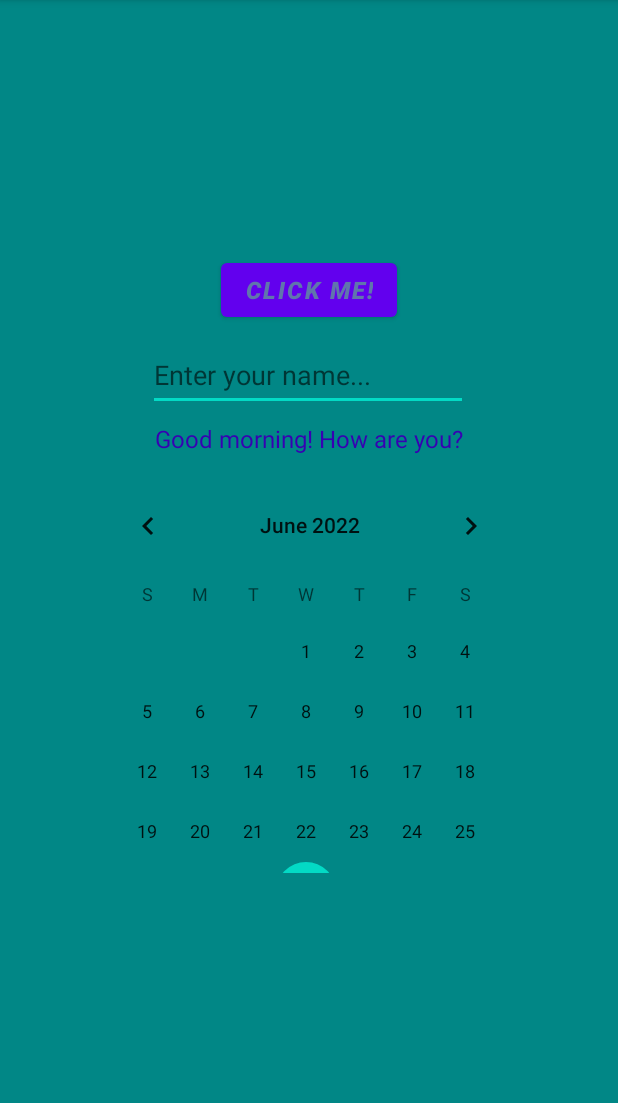
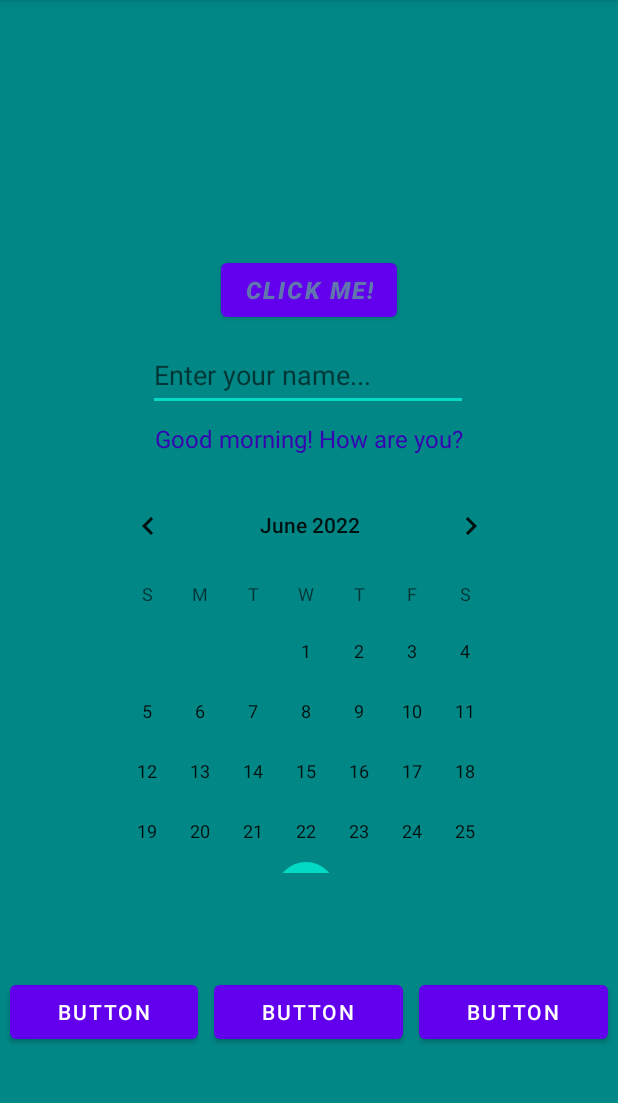
Before and after one commit to PiotrFormela0106/repo_29-06-2022, an Android app: the screen it shows after launch (MainActivity), on a phone screen of 412 x 824 dp, the part 84-1187 px from its top. Run offline under Robolectric (Android 15) with nearby library versions, the phone set to English and light mode, and no system bars.

Commit message:
New linear layout added with 3 buttons inside

```diff
--- a/app/src/main/res/layout/activity_main.xml
+++ b/app/src/main/res/layout/activity_main.xml
@@ -69,4 +69,43 @@
         app:layout_constraintHorizontal_bias="0.497"
         app:layout_constraintStart_toStartOf="parent" />
 
+    <LinearLayout
+        android:layout_width="409dp"
+        android:layout_height="162dp"
+        android:layout_marginStart="1dp"
+        android:layout_marginTop="1dp"
+        android:layout_marginEnd="1dp"
+        android:layout_marginBottom="1dp"
+        android:gravity="center"
+        android:orientation="horizontal"
+        app:layout_constraintBottom_toBottomOf="parent"
+        app:layout_constraintEnd_toEndOf="parent"
+        app:layout_constraintStart_toStartOf="parent"
+        app:layout_constraintTop_toBottomOf="@+id/calendarView">
+
+        <Button
+            android:id="@+id/button2"
+            android:layout_width="wrap_content"
+            android:layout_height="wrap_content"
+            android:layout_margin="5dp"
+            android:layout_weight="1"
+            android:text="Button" />
+
+        <Button
+            android:id="@+id/button3"
+            android:layout_width="wrap_content"
+            android:layout_height="wrap_content"
+            android:layout_margin="5dp"
+            android:layout_weight="1"
+            android:text="Button" />
+
+        <Button
+            android:id="@+id/button4"
+            android:layout_width="wrap_content"
+            android:layout_height="wrap_content"
+            android:layout_margin="5dp"
+            android:layout_weight="1"
+            android:text="Button" />
+    </LinearLayout>
+
 </androidx.constraintlayout.widget.ConstraintLayout>
```
